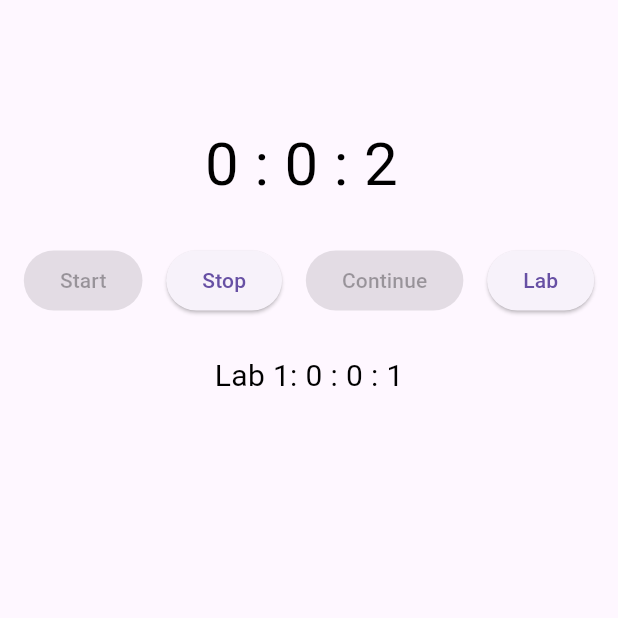
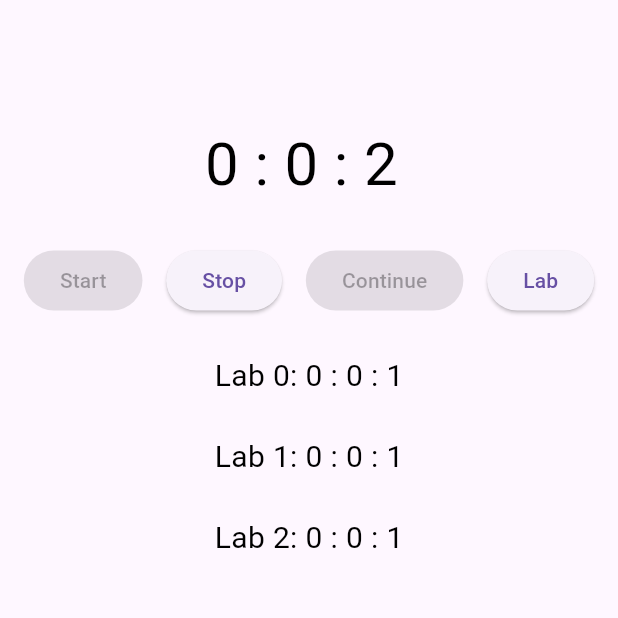
Before and after one commit to timeisruby/interval_app, a Flutter app: the screen it shows after launch, after a tap on "Start", after a tap on "Lab", on a phone screen of 412 x 824 dp, the top half of it. Run offline on Flutter 3.47's test engine with Material 3 defaults, Android fonts, the light colour scheme and no system bars.

Commit message:
20231223_2

```diff
--- a/lib/hjkim/provider/timer_provider.dart
+++ b/lib/hjkim/provider/timer_provider.dart
@@ -15,7 +15,7 @@ class TimerProvider with ChangeNotifier {
   bool _continueEnable = false;
   bool _labEnable = false;
   bool _resetEnable = false;
-  int _labIndex = 0;
+  int _labIndex = 1;
 
   int get hour => _hour;
   int get minute => _minute;
@@ -105,8 +105,13 @@ class TimerProvider with ChangeNotifier {
     _labHour = 0;
     _labMinute = 0;
     _labSeconds = 0;
-    _labIndex = 0;
+    _labIndex = 1;
     _resetEnable = false;
     notifyListeners();
   }
+
+  set labIndex(int newIndex) {
+    _labIndex = newIndex;
+    notifyListeners(); // 변경 사항을 등록된 리스너에 통지
+  }
 }
--- a/lib/hjkim/screens/home_screen.dart
+++ b/lib/hjkim/screens/home_screen.dart
@@ -16,6 +16,18 @@ class _HomeScreenState extends State<HomeScreen> {
     timer = Provider.of<TimerProvider>(context, listen: false);
   }
 
+  void labButtonPressed() {
+    // 다음 인덱스로 업데이트
+    timer.labTimer();
+    setState(() {});
+  }
+
+  void labButtonResetPressed() {
+    // 다음 인덱스로 업데이트
+    timer.resetEnable();
+    setState(() {});
+  }
+
   @override
   Widget build(BuildContext context) {
     return Scaffold(
@@ -23,11 +35,17 @@ class _HomeScreenState extends State<HomeScreen> {
       body: Column(
         children: [
           homeScreenButton(timer),
-          labTimerIndex(timer),
+          Expanded(
+            child: ListView.builder(
+              itemCount: timer.labIndex + 1,
+              itemBuilder: (context, index) {
+                return labTimerIndexWithIndex(timer, index);
+              },
+            ),
+          ),
         ],
       ),
     );
-  }
   }
 
   Widget homeScreenButton(dynamic timer) {
@@ -83,9 +101,9 @@ Widget homeScreenButton(dynamic timer) {
                 onPressed: (timer.labEnable)
                     ? () {
                         if (timer.labEnable) {
-                        timer.labTimer();
+                          labButtonPressed();
                         } else if (timer.resetEnable) {
-                        timer.resetEnable();
+                          labButtonResetPressed();
                         }
                       }
                     : (timer.resetEnable)
@@ -102,7 +120,7 @@ Widget homeScreenButton(dynamic timer) {
     ));
   }
 
-Widget labTimerIndex(dynamic timer) {
+  Widget labTimerIndex(dynamic timer, int labIndex) {
     return Container(
       child: Consumer<TimerProvider>(
         builder: (context, timeprovider, widget) {
@@ -112,7 +130,7 @@ Widget labTimerIndex(dynamic timer) {
                 height: 25,
               ),
               Text(
-              'Lab ${timer.labIndex}: ${timer.labHour} : ${timer.labMinute} : ${timer.labSeconds}',
+                'Lab $labIndex: ${timer.labHour} : ${timer.labMinute} : ${timer.labSeconds}',
                 style: TextStyle(
                   color: Colors.black,
                   fontSize: 20,
@@ -124,3 +142,27 @@ Widget labTimerIndex(dynamic timer) {
       ),
     );
   }
+
+  Widget labTimerIndexWithIndex(dynamic timer, int labIndex) {
+    return Container(
+      child: Consumer<TimerProvider>(
+        builder: (context, timeprovider, widget) {
+          return Column(
+            children: [
+              SizedBox(
+                height: 25,
+              ),
+              Text(
+                'Lab $labIndex: ${timer.labHour} : ${timer.labMinute} : ${timer.labSeconds}',
+                style: TextStyle(
+                  color: Colors.black,
+                  fontSize: 20,
+                ),
+              ),
+            ],
+          );
+        },
+      ),
+    );
+  }
+}
```
Lines whose indentation alone changed are shown as unchanged.
